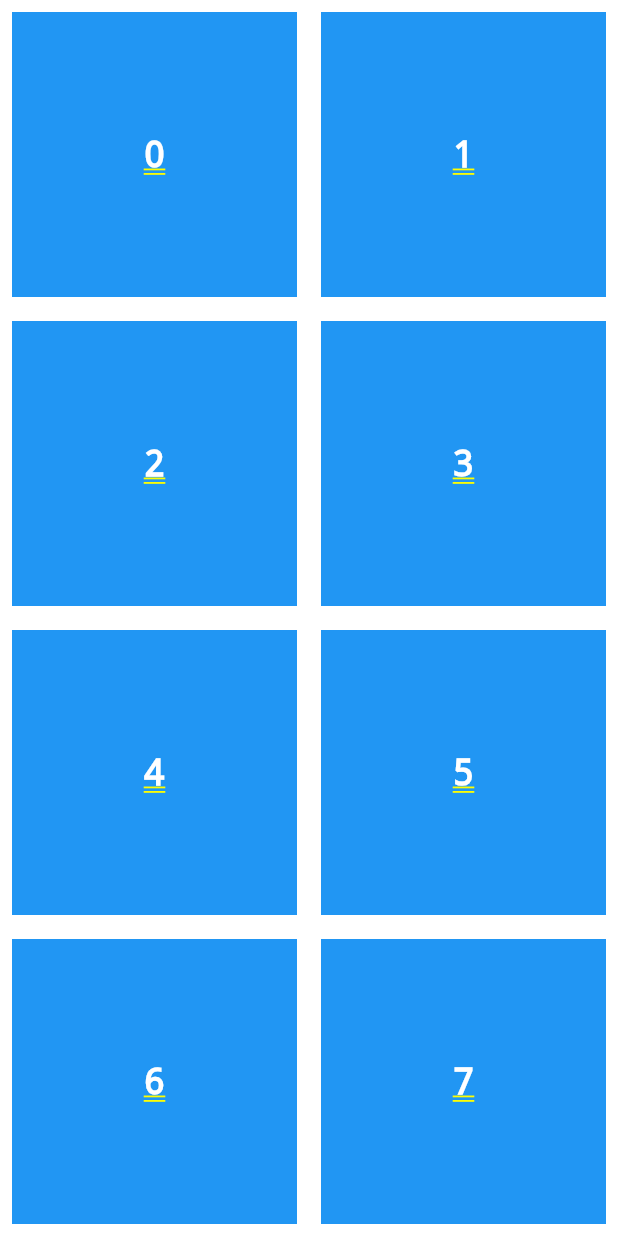
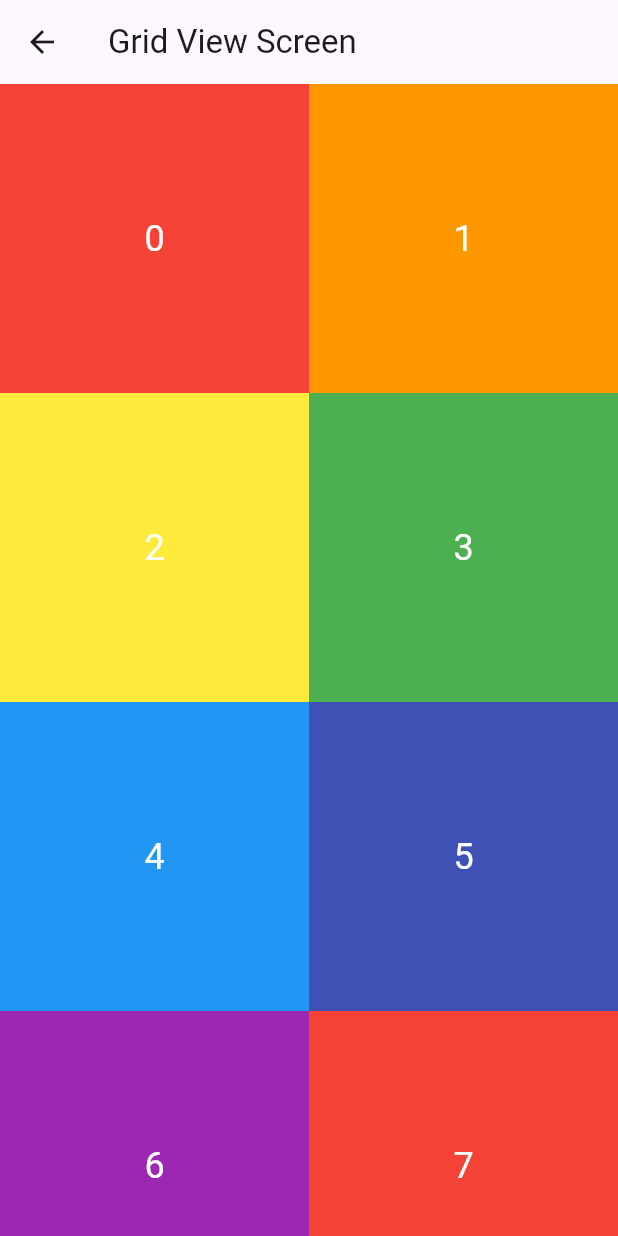
Before and after one commit to labyrinth30/flutter-widgets, a Flutter app: the screen it shows after launch, after a tap on "GridView", on a phone screen of 412 x 824 dp. Run offline on Flutter 3.47's test engine with Material 3 defaults, Android fonts, the phone set to English and light mode, and no system bars.

Commit message:
Add: ReorderableListView

```diff
--- a/lib/screens/home_screen.dart
+++ b/lib/screens/home_screen.dart
@@ -2,6 +2,7 @@ import 'package:flutter/material.dart';
 import 'package:flutter_widgets/layout/default_layout.dart';
 import 'package:flutter_widgets/screens/scrollable/grid_view_screen.dart';
 import 'package:flutter_widgets/screens/scrollable/list_view_screen.dart';
+import 'package:flutter_widgets/screens/scrollable/reorderable_list_view_screen.dart';
 import 'package:flutter_widgets/screens/scrollable/single_child_scroll_screen.dart';
 import 'package:flutter_widgets/screens/tabbar/basic_appbar_tabbar_screen.dart';
 
@@ -26,8 +27,12 @@ class HomeScreen extends StatelessWidget {
       name: 'ListView',
     ),
     ScreenModel(
-      builder: (context) => const GridViewScreen(),
+      builder: (context) => GridViewScreen(),
       name: 'GridView',
+    ),
+    ScreenModel(
+      builder: (context) => const ReorderableListViewScreen(),
+      name: 'ReorderableListView',
     ),
     ScreenModel(
       builder: (context) => const BasicAppbarTabbarScreen(),
--- a/lib/screens/scrollable/grid_view_screen.dart
+++ b/lib/screens/scrollable/grid_view_screen.dart
@@ -1,25 +1,91 @@
+// ignore_for_file: must_be_immutable
+
 import 'package:flutter/material.dart';
+import 'package:flutter_widgets/const/colors.dart';
+import 'package:flutter_widgets/layout/default_layout.dart';
 
 class GridViewScreen extends StatelessWidget {
-  const GridViewScreen({super.key});
+  List<int> numbers = List.generate(100, (index) => index);
+  GridViewScreen({super.key});
 
   @override
   Widget build(BuildContext context) {
+    return DefaultLayout(
+      title: 'Grid View Screen',
+      child: renderMaxExtent(),
+    );
+  }
+
+  // 1
+  // 기본 렌더링법, 한 번에 다 그림
+  Widget renderCount() {
     return GridView.count(
-      crossAxisCount: 2,
-      children: List.generate(
-        100,
-        (index) => Container(
-          color: Colors.blue,
-          margin: const EdgeInsets.all(8.0),
-          child: Center(
-            child: Text(
-              '$index',
-              style: const TextStyle(
-                color: Colors.white,
-                fontSize: 24.0,
-              ),
+      crossAxisCount: 3,
+      crossAxisSpacing: 12.0,
+      mainAxisSpacing: 12.0,
+      children: numbers
+          .map(
+            (index) => renderContainer(
+              color: rainbowColors[index % rainbowColors.length],
+              index: index,
             ),
+          )
+          .toList(),
+    );
+  }
+
+  // 2
+  // GridView.builder
+  // 필요한 만큼만 렌더링
+  Widget renderBuilderCrossAxisCount() {
+    return GridView.builder(
+      gridDelegate: const SliverGridDelegateWithFixedCrossAxisCount(
+        crossAxisCount: 3,
+        crossAxisSpacing: 12.0,
+        mainAxisSpacing: 12.0,
+      ),
+      itemBuilder: ((context, index) {
+        return renderContainer(
+          color: rainbowColors[index % rainbowColors.length],
+          index: index,
+        );
+      }),
+      itemCount: 100,
+    );
+  }
+
+  // 3
+  // 최대 사이즈로 렌더링
+  // SliverGridDelegateWithMaxCrossAxisExtent
+  Widget renderMaxExtent() {
+    return GridView.builder(
+      gridDelegate: const SliverGridDelegateWithMaxCrossAxisExtent(
+        maxCrossAxisExtent: 400,
+      ),
+      itemBuilder: ((context, index) {
+        return renderContainer(
+          color: rainbowColors[index % rainbowColors.length],
+          index: index,
+        );
+      }),
+      itemCount: 100,
+    );
+  }
+
+  Widget renderContainer({
+    required Color color,
+    required int index,
+  }) {
+    print(index);
+    return Container(
+      color: color,
+      height: 300,
+      child: Center(
+        child: Text(
+          '$index',
+          style: const TextStyle(
+            color: Colors.white,
+            fontSize: 24,
           ),
         ),
       ),
```
Also changed, not shown: lib/screens/scrollable/reorderable_list_view_screen.dart (added, +95 -0 lines).
